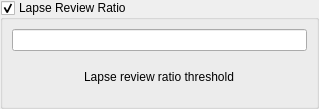
Qt form res/ui/lapse_review_ratio_widget.ui (KyleRego/LeechToolkit) before a commit.
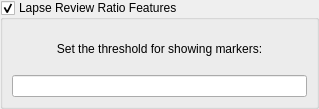
The same form after that commit.

Commit message: Change order in UI, give lrr layout better objectName

Patch:
```diff
--- a/res/ui/lapse_review_ratio_widget.ui
+++ b/res/ui/lapse_review_ratio_widget.ui
@@ -47,7 +47,7 @@
       <string>&lt;html&gt;&lt;head/&gt;&lt;body&gt;&lt;p&gt;Configure lapse review ratio threshold&lt;/p&gt;&lt;/body&gt;&lt;/html&gt;</string>
      </property>
      <property name="title">
-      <string>Lapse Review Ratio</string>
+      <string>Lapse Review Ratio Features</string>
      </property>
      <property name="alignment">
       <set>Qt::AlignLeading|Qt::AlignLeft|Qt::AlignTop</set>
@@ -72,15 +72,18 @@
        <number>9</number>
       </property>
       <item>
-       <widget class="QLineEdit" name="lapseReviewRatioLineEdit"/>
-      </item>
-      <item alignment="Qt::AlignHCenter">
        <widget class="QLabel" name="lapseReviewRatioLineEditLabel">
         <property name="text">
-         <string>Lapse review ratio threshold</string>
+         <string>Set the threshold for showing markers:</string>
+        </property>
+        <property name="alignment">
+         <set>Qt::AlignCenter</set>
         </property>
        </widget>
       </item>
+      <item>
+       <widget class="QLineEdit" name="lapseReviewRatioLineEdit"/>
+      </item>
      </layout>
     </widget>
    </item>
```
Left out of the diff: 2 changed lines with no effect on the pictures. The commit also changes 2 other files.
